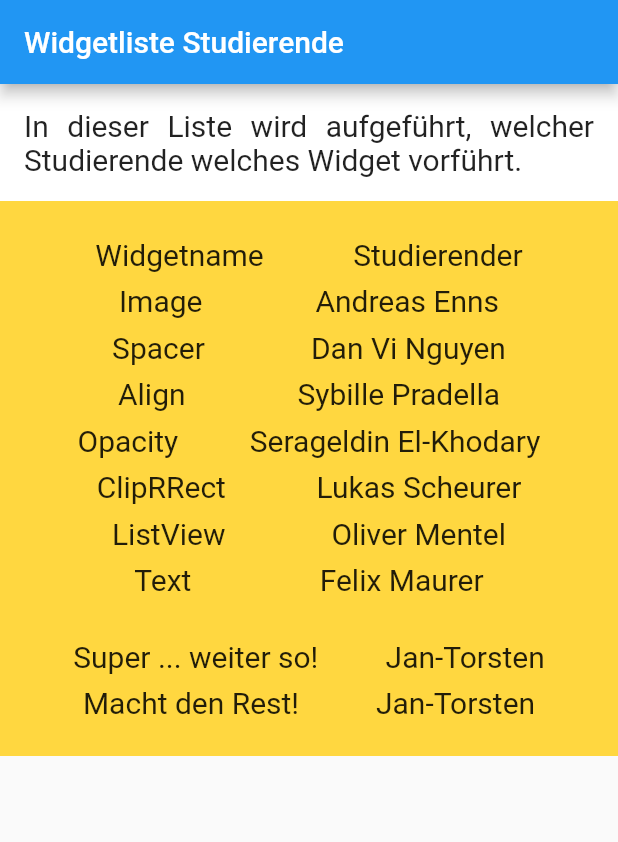
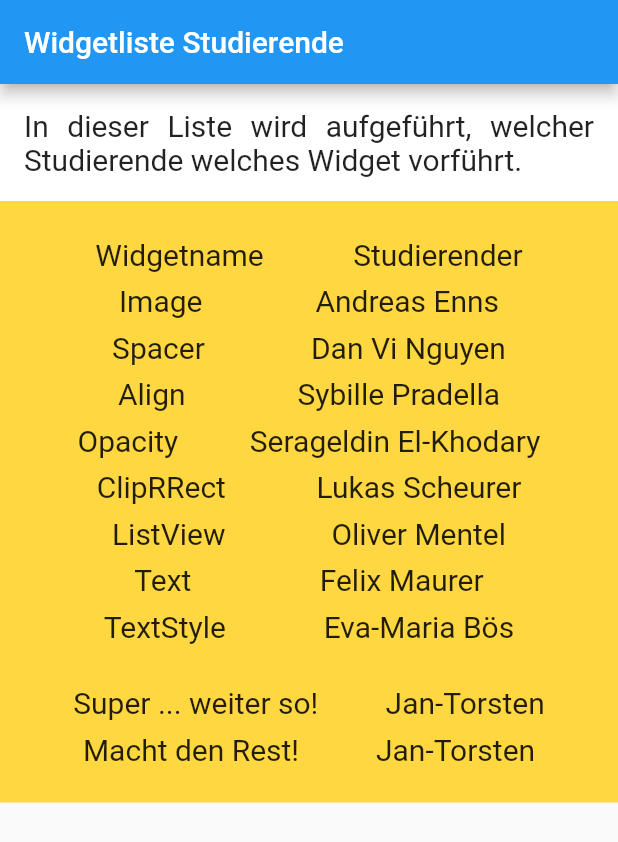
Before and after one commit to drmilde/uebung_1_widgetlist_app, a Flutter app: the screen it shows after launch, on a phone screen of 412 x 824 dp. Shown: the top 842 px of the screen. Run offline on Flutter 3.47's test engine with Material 2 defaults, Android fonts, the phone set to English and light mode, and no system bars.

Commit message:
Widget gewählt.

```diff
--- a/lib/main.dart
+++ b/lib/main.dart
@@ -47,6 +47,7 @@ class _WidgetListeStudierendeScreenState
                   zeileMitWidgetUndStudierendem("ClipRRect", "Lukas Scheurer"),
                   zeileMitWidgetUndStudierendem("ListView", "Oliver Mentel"),
                   zeileMitWidgetUndStudierendem("Text", "Felix Maurer"),
+                  zeileMitWidgetUndStudierendem("TextStyle", "Eva-Maria Bös"),
                   //
                   // TODO Hier Eure jeweilige Zeile einfügen !!!!!!
                   // Danach dann testen, ob es läuft und
```
Also changed, not shown: 1 other file.
